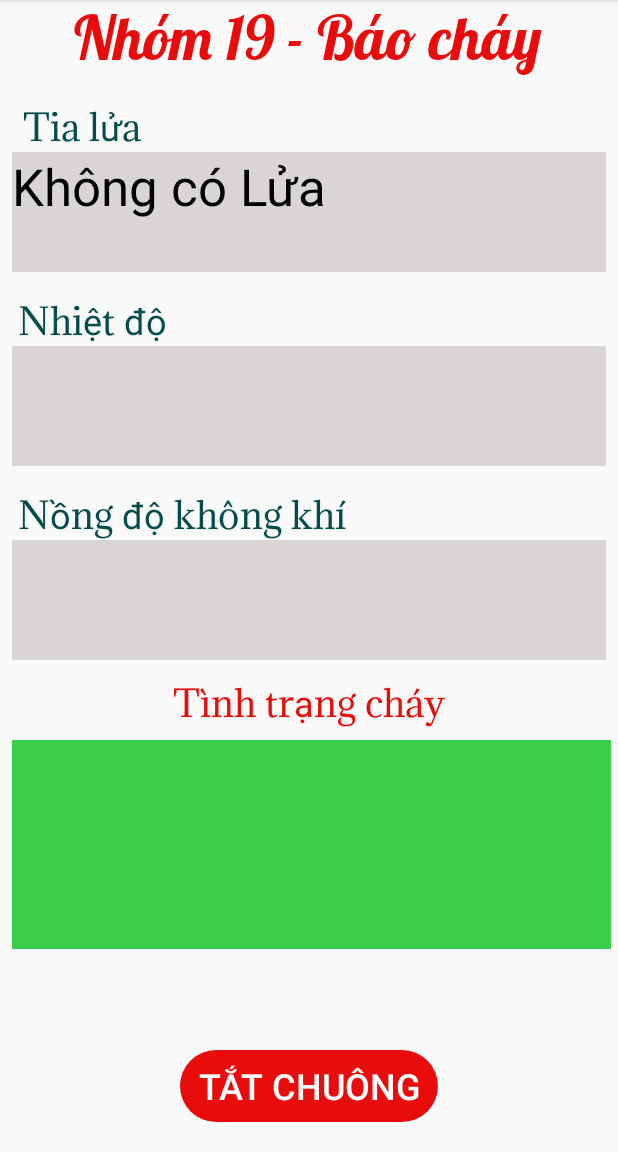
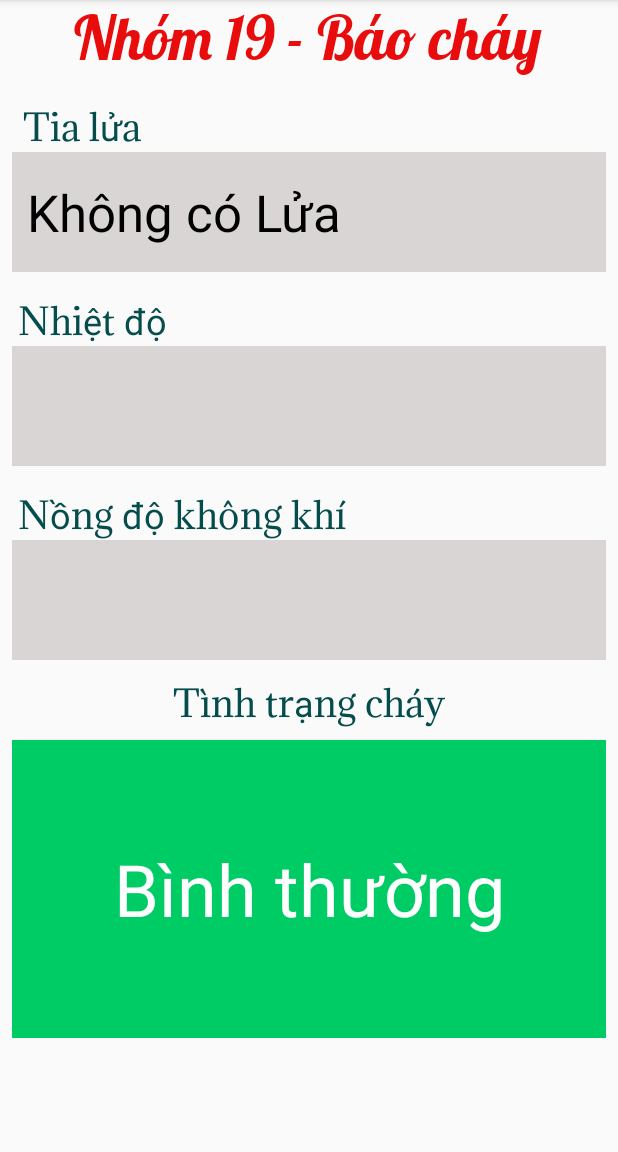
Before and after one commit to AnhTr14/FlameAlert, an Android app: the screen it shows after launch (MainActivity), on a phone screen of 412 x 824 dp, the part 84-1236 px from its top. Run offline under Robolectric (Android 15) with nearby library versions, the phone set to English and light mode, and no system bars; our stand-ins replace Firebase (no records; nobody signed in at launch, a user with empty details on screens opened directly); Roboto replaces fonts that are not available here; 4 statements that could not run were skipped.

Commit message:
update layout

```diff
--- a/app/src/main/java/com/example/baochay/MainActivity.java
+++ b/app/src/main/java/com/example/baochay/MainActivity.java
@@ -3,7 +3,9 @@ package com.example.baochay;
 import androidx.annotation.NonNull;
 import androidx.appcompat.app.AppCompatActivity;
 
+import android.graphics.Color;
 import android.os.Bundle;
+import android.view.View;
 import android.widget.Button;
 import android.widget.TextView;
 
@@ -15,8 +17,9 @@ import com.google.firebase.database.ValueEventListener;
 
 public class MainActivity extends AppCompatActivity {
 
-    TextView tvNhietdo, tvNongdokk, tvTialua;
+    TextView tvNhietdo, tvNongdokk, tvTialua,tvTinhtrangchay;
     Button btnTatchuong;
+    Float Chuong;
     @Override
     protected void onCreate(Bundle savedInstanceState) {
         super.onCreate(savedInstanceState);
@@ -24,7 +27,8 @@ public class MainActivity extends AppCompatActivity {
         tvNhietdo=(TextView) findViewById(R.id.tv_nhietdo);
         tvNongdokk=(TextView) findViewById(R.id.tv_nongdokk);
         tvTialua=(TextView) findViewById(R.id.tv_tialua);
-
+        tvTinhtrangchay=(TextView) findViewById(R.id.tv_tinhtrang);
+        btnTatchuong=(Button)findViewById(R.id.btn_chuong);
         //
         FirebaseDatabase firebaseDatabase = FirebaseDatabase.getInstance();
         DatabaseReference databaseReference = firebaseDatabase.getReference();
@@ -74,8 +78,28 @@ public class MainActivity extends AppCompatActivity {
 
             }
         });
+        databaseReference.child("Baochay/TinhTrangChay").addValueEventListener(new ValueEventListener() {
+            @Override
+            public void onDataChange(@NonNull DataSnapshot snapshot) {
+                Float tinhtrangchay = snapshot.getValue(Float.class);
+                if (tinhtrangchay==1) {
+                    tvTinhtrangchay.setText("Báo cháy");
+                    btnTatchuong.setVisibility(View.VISIBLE);
+                    tvTinhtrangchay.setBackgroundColor(Color.parseColor("#FF3333"));
+
+                }
+                else {
+                    tvTinhtrangchay.setText("Bình thường");
+                    btnTatchuong.setVisibility(View.INVISIBLE);
+                    tvTinhtrangchay.setBackgroundColor(Color.parseColor("#00CC66"));
+
+                }
+            }
+            @Override
+            public void onCancelled(@NonNull DatabaseError error) {
+
+            }
+        });
 
     }
-
-
 }
--- a/app/src/main/res/layout/activity_main.xml
+++ b/app/src/main/res/layout/activity_main.xml
@@ -45,6 +45,8 @@
         android:background="#DAD5D5"
         android:textColor="@color/black"
         android:textSize="34sp"
+        android:gravity="center_vertical"
+        android:paddingLeft="10dp"
         app:layout_constraintEnd_toEndOf="parent"
         app:layout_constraintHorizontal_bias="0.0"
         app:layout_constraintStart_toStartOf="parent"
@@ -73,6 +75,8 @@
         android:background="#DAD5D5"
         android:textSize="34sp"
         android:textColor="@color/black"
+        android:gravity="center_vertical"
+        android:paddingLeft="10dp"
         app:layout_constraintEnd_toEndOf="parent"
         app:layout_constraintStart_toStartOf="parent"
         app:layout_constraintTop_toBottomOf="@+id/textView7" />
@@ -100,6 +104,8 @@
         android:background="#DAD5D5"
         android:textSize="34sp"
         android:textColor="@color/black"
+        android:gravity="center_vertical"
+        android:paddingLeft="10dp"
         app:layout_constraintEnd_toEndOf="parent"
         app:layout_constraintHorizontal_bias="0.0"
         app:layout_constraintStart_toStartOf="parent"
@@ -112,7 +118,7 @@
         android:layout_marginTop="12dp"
         android:fontFamily="@font/adamina"
         android:text="Tình trạng cháy"
-        android:textColor="#E80C0C"
+        android:textColor="#054C4C"
         android:textSize="24sp"
         app:layout_constraintEnd_toEndOf="parent"
         app:layout_constraintStart_toStartOf="parent"
@@ -120,15 +126,20 @@
 
     <TextView
         android:id="@+id/tv_tinhtrang"
-        android:layout_width="399dp"
-        android:layout_height="139dp"
+        android:layout_width="0dp"
+        android:layout_height="0dp"
         android:layout_marginStart="8dp"
         android:layout_marginTop="8dp"
         android:layout_marginEnd="8dp"
+        android:layout_marginBottom="8dp"
         android:background="#39CD48"
-        android:textSize="34sp"
+        android:gravity="center"
+        android:textColor="@color/white"
+        android:textColorLink="@color/white"
+        android:textSize="48sp"
+        app:layout_constraintBottom_toTopOf="@+id/btn_chuong"
         app:layout_constraintEnd_toEndOf="parent"
-        app:layout_constraintHorizontal_bias="0.0"
+        app:layout_constraintHorizontal_bias="1.0"
         app:layout_constraintStart_toStartOf="parent"
         app:layout_constraintTop_toBottomOf="@+id/textView10" />
 
@@ -136,17 +147,18 @@
         android:id="@+id/btn_chuong"
         android:layout_width="wrap_content"
         android:layout_height="wrap_content"
-        android:layout_marginTop="24dp"
+        android:layout_marginVertical="20dp"
         android:background="@drawable/btn_design_r50"
-        android:backgroundTint="@color/red"
-        android:text="  Tắt chuông  "
+        android:backgroundTint="@color/blue"
+        android:gravity="center"
+        android:paddingLeft="20dp"
+        android:paddingRight="20dp"
+        android:text="Tắt chuông"
         android:textColor="@color/white"
         android:textSize="24sp"
+        app:layout_constraintBottom_toBottomOf="parent"
         app:layout_constraintEnd_toEndOf="parent"
-        android:layout_marginVertical="20dp"
-        app:layout_constraintStart_toStartOf="parent"
-        app:layout_constraintBottom_toBottomOf="parent"
-        />
+        app:layout_constraintStart_toStartOf="parent" />
 
 
 </androidx.constraintlayout.widget.ConstraintLayout>
--- a/app/src/main/res/values/colors.xml
+++ b/app/src/main/res/values/colors.xml
@@ -8,4 +8,6 @@
     <color name="black">#FF000000</color>
     <color name="white">#FFFFFFFF</color>
     <color name="red">#E80C0C</color>
+    <color name="blue">#219BCC</color>
+
 </resources>
```
